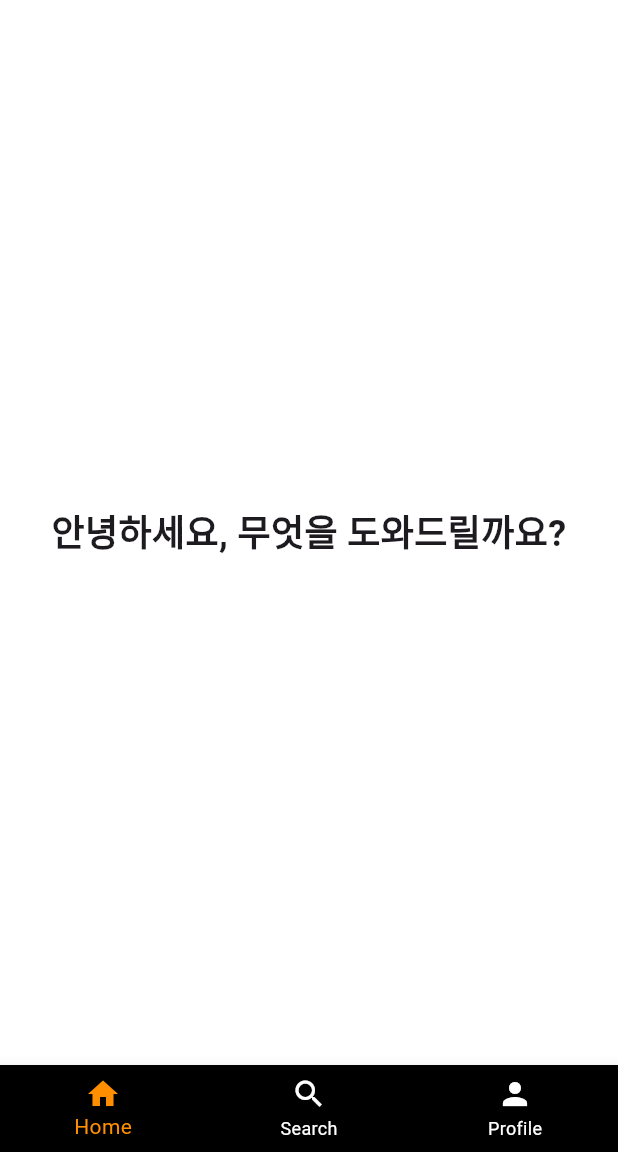
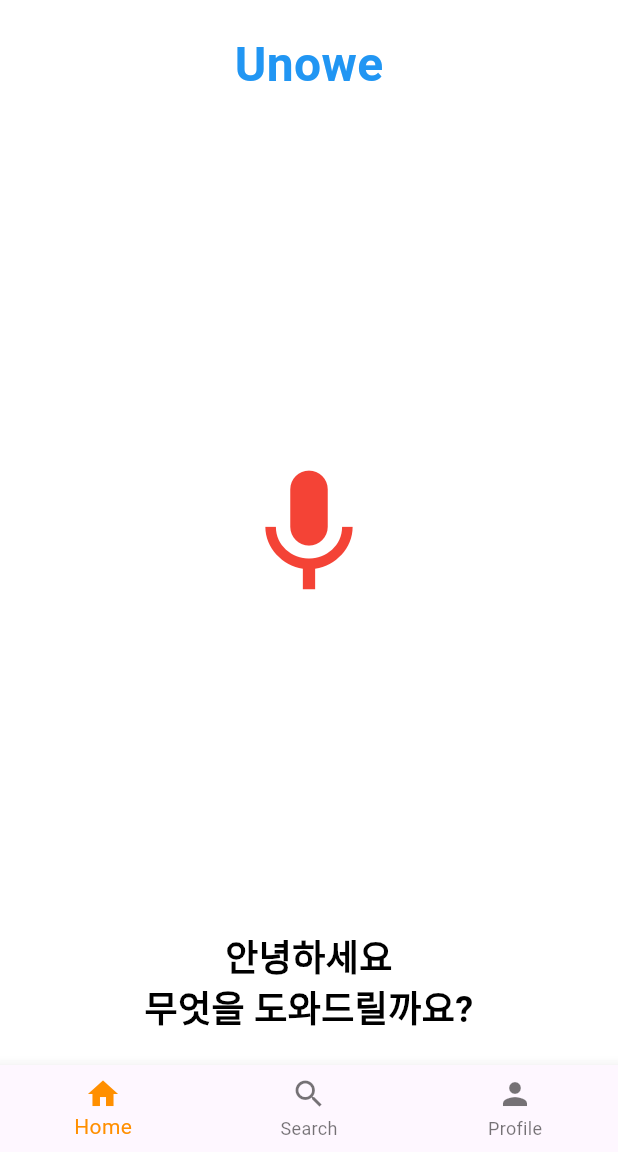
Before and after one commit to Hyun647/UnoweVision, a Flutter app: the screen it shows after launch, on a phone screen of 412 x 824 dp, the part 84-1236 px from its top. Run offline on Flutter 3.47's test engine with Material 3 defaults, Android fonts, the phone set to English and light mode, and no system bars; our stand-ins replace flutter_dotenv, flutter_tts, permission_handler, speech_to_text; missing offline and left inert: google_speech.

Commit message:
코드 업데이트

```diff
--- a/unowevision/lib/main.dart
+++ b/unowevision/lib/main.dart
@@ -42,7 +42,7 @@ class HomeScreen extends StatefulWidget {
 class _HomeScreenState extends State<HomeScreen> {
   FlutterTts flutterTts = FlutterTts();
   stt.SpeechToText speech = stt.SpeechToText();
-  String _text = "안녕하세요, 무엇을 도와드릴까요?";
+  String _text = "안녕하세요\n무엇을 도와드릴까요?";
   bool _isListening = false;
   Color _backgroundColor = Colors.white;
   int _selectedIndex = 0;
@@ -59,6 +59,7 @@ class _HomeScreenState extends State<HomeScreen> {
     _requestMicrophonePermission(); // 마이크 권한 요청
     _speak("일본어 학습 AI 앱에 오신 것을 환영합니다. 무엇을 도와드릴까요?");
   }
+
 
   void _requestMicrophonePermission() async {
     var status = await Permission.microphone.status;
@@ -97,10 +98,11 @@ class _HomeScreenState extends State<HomeScreen> {
   Widget build(BuildContext context) {
     print('HomeScreen 빌드 시작');
     List<Widget> _pages = <Widget>[
-      _buildHome(),
-      _buildSearch(),
-      _buildProfile(),
+      _buildHome(), // 홈 화면
+      _buildSearch(), // 검색 화면
+      _buildProfile(), // 프로필 화면
     ];
+
 
     return Scaffold(
       appBar: AppBar(
@@ -109,7 +111,7 @@ class _HomeScreenState extends State<HomeScreen> {
       ),
       body: Column(
         children: [
-          Expanded(child: _pages[_selectedIndex]),
+          Expanded(child: _pages[_selectedIndex]), // 선택된 페이지 표시
           if (_pronunciationScore.isNotEmpty)
             Padding(
               padding: const EdgeInsets.all(8.0),
@@ -138,18 +140,18 @@ class _HomeScreenState extends State<HomeScreen> {
         currentIndex: _selectedIndex,
         selectedItemColor: Colors.amber[800],
         onTap: _onItemTapped,
-        backgroundColor: Colors.black,
-        unselectedItemColor: Colors.white,
       ),
     );
   }
+
 
   Widget _buildHome() {
     return GestureDetector(
       onDoubleTap: () => _speak(),
       onLongPressStart: (_) {
         setState(() {
-          _backgroundColor = Colors.green;
+          _backgroundColor = Colors.white;
+          _text = "음성인식 중입니다.";
         });
         _listen();
       },
@@ -166,16 +168,43 @@ class _HomeScreenState extends State<HomeScreen> {
           print('Error stopping TTS: $e');
         }
       },
-      child: AnimatedContainer(
+      child: Stack(
+        children: [
+          AnimatedContainer(
             duration: Duration(milliseconds: 100),
-        color: _backgroundColor,
+            color: _backgroundColor, // 배경색을 검은색으로 설정
+            child: Center(
+              child: Icon(
+                Icons.mic, // 음성 인식에 반응하는 아이콘
+                size: 100,
+                color: _isListening ? Colors.green : Colors.red, // 음성 인식 중일 때 색상 변경
+              ),
+            ),
+          ),
+          Positioned(
+            top: 20,
+            left: 0,
+            right: 0,
+            child: Center(
+              child: Text(
+                'Unowe',
+                style: TextStyle(fontSize: 32, fontWeight: FontWeight.bold, color: Colors.blue),
+              ),
+            ),
+          ),
+          Positioned(
+            bottom: 20,
+            left: 0,
+            right: 0,
             child: Center(
               child: Text(
                 _text,
-            style: TextStyle(fontSize: 24, fontWeight: FontWeight.bold),
+                style: TextStyle(fontSize: 24, fontWeight: FontWeight.bold, color: Colors.black),
                 textAlign: TextAlign.center,
               ),
             ),
+          ),
+        ],
       ),
     );
   }
@@ -278,13 +307,14 @@ class _HomeScreenState extends State<HomeScreen> {
       if (available) {
         setState(() {
           _isListening = true;
+          _text = "음성인식 중입니다.";
         });
         speech.listen(
           onResult: (val) => setState(() {
             _text = val.recognizedWords;
             if (val.finalResult) {
               _isListening = false;
-              _getAnswer(); // 음성 인식이 끝나면 바로 질문을 보냄
+              _getAnswer(_text); // 음성 인식이 끝나면 바로 질문을 보냄
               _evaluatePronunciation(_text); // 발음 평가 함수 호출
             }
           }),
@@ -300,31 +330,32 @@ class _HomeScreenState extends State<HomeScreen> {
 
   Future _stopListening() async {
     try {
-      speech.stop();
+      await speech.stop();
       setState(() {
         _isListening = false;
+        _text = "안녕하세요\n무엇을 도와드릴까요?";
       });
     } catch (e) {
       print('Error stopping speech recognition: $e');
     }
   }
 
-  Future _getAnswer() async {
-    print('Sending answer request: $_text');
+  Future _getAnswer(String question) async {
+    print('Sending answer request: $question');
     final response = await http.post(
       Uri.parse('http://110.15.29.199:7654/answer'), // 변경된 URL
       headers: <String, String>{
         'Content-Type': 'application/json; charset=UTF-8',
       },
       body: jsonEncode(<String, String>{
-        'question': _text,
+        'question': question,
       }),
     );
 
     if (response.statusCode == 200) {
       final answer = jsonDecode(response.body)['answer'];
       setState(() {
-        _qaList.add({'question': _text, 'answer': answer});
+        _qaList.add({'question': question, 'answer': answer});
         _text = answer;
       });
       _speak(answer); // 답변이 오면 바로 TTS로 읽어줌
```
Lines whose indentation alone changed are shown as unchanged.
